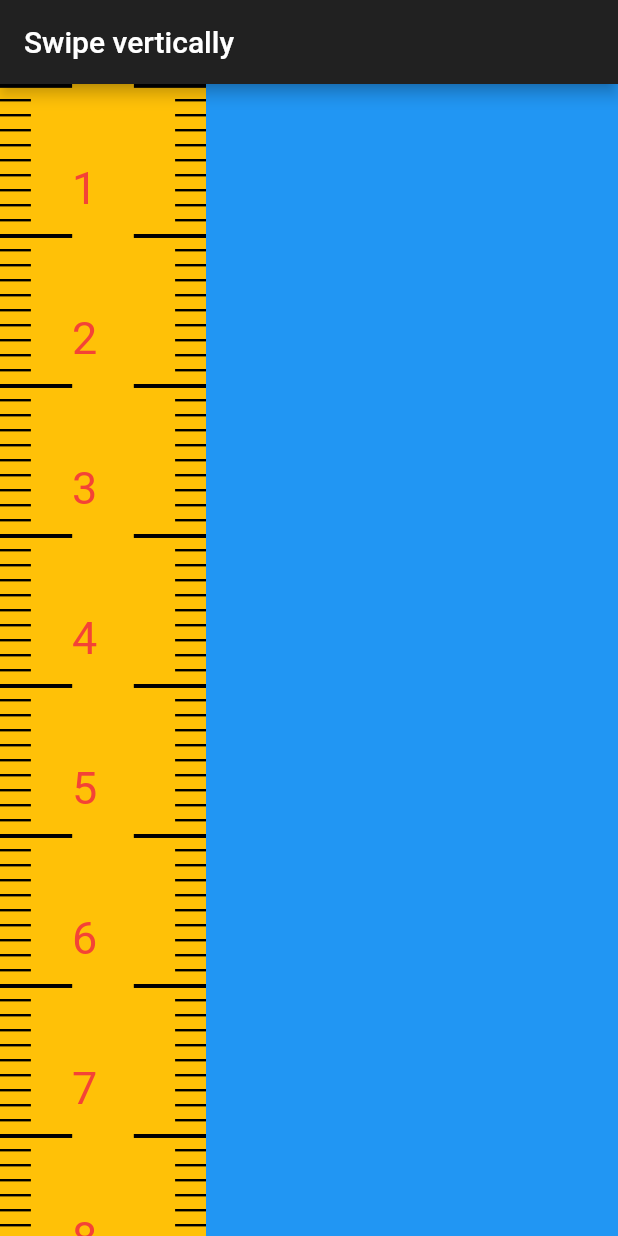
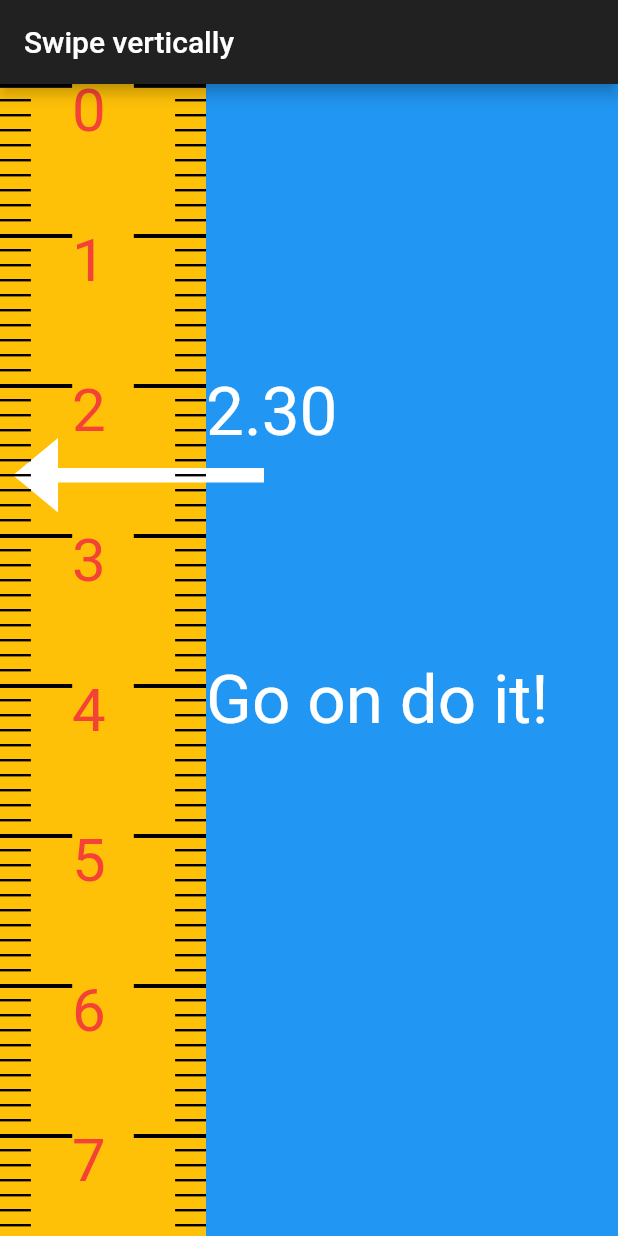
Before and after one commit to 4amVim/flutterStarter, a Flutter app: the screen it shows after launch, on a phone screen of 412 x 824 dp. Run offline on Flutter 3.47's test engine with Material 2 defaults, Android fonts, the phone set to English and light mode, and no system bars.

Commit message:
feat: :tada: added text reading

```diff
--- a/lib/main.dart
+++ b/lib/main.dart
@@ -42,11 +42,31 @@ class _OnboardingPageState extends State<OnboardingPage> {
                                   width: constraints.maxWidth / 3,
                                   height: constraints.maxHeight),
                             ),
-                            Align(
-                                alignment: FractionalOffset(
-                                    constraints.maxWidth / 3,
-                                    constraints.maxHeight / 2),
-                                child: Text(_debugText))
+                            Positioned(
+                                left: constraints.maxWidth / 3,
+                                top: constraints.maxHeight / 2,
+                                right: 0,
+
+                                // alignment: AlignmentDirectional(
+                                //     constraints.maxWidth / 3, 50),
+                                child: Text(_debugText,
+                                    softWrap: true,
+                                    style: TextStyle(fontSize: 45))),
+                            Positioned(
+                                left: constraints.maxWidth / 3,
+                                top: constraints.maxHeight / 4,
+                                right: 0,
+
+                                // alignment: AlignmentDirectional(
+                                //     constraints.maxWidth / 3, 50),
+                                child: Text(
+                                    ((-TapeMeasurePaint.start -
+                                                TapeMeasurePaint.offset +
+                                                230) /
+                                            100)
+                                        .toStringAsFixed(2),
+                                    softWrap: true,
+                                    style: TextStyle(fontSize: 45))),
                           ]))))));
 
   ///
@@ -54,29 +74,28 @@ class _OnboardingPageState extends State<OnboardingPage> {
       behavior: HitTestBehavior.opaque,
       onPointerDown: (details) => touchStart = details.localPosition,
       onPointerMove: (details) => setState(() {
-            TapeMeasure.offsetBy((details.localPosition.dy - touchStart.dy));
-            _debugText = TapeMeasure.string +
+            TapeMeasurePaint.offsetBy(
+                (details.localPosition.dy - touchStart.dy));
+            _debugText = TapeMeasurePaint.string +
                 ' loopTime:' +
-                (TapeMeasure.looptime?.inMilliseconds.toString() ??
+                (TapeMeasurePaint.looptime?.inMilliseconds.toString() ??
                     'undefined');
           }),
       onPointerUp: (_) => setState(() {
-            TapeMeasure.shiftStart();
-            _debugText = TapeMeasure.string;
+            TapeMeasurePaint.shiftStart();
+            _debugText = TapeMeasurePaint.string;
           }),
       child: Container(
           height: height,
           // width: width,
           // color: Colors.black,
           child: CustomPaint(
-            painter: TapeMeasure(),
-            child: Container(
-              width: width,
-            ),
+            painter: TapeMeasurePaint(),
+            child: Container(width: width),
           )));
 }
 
-class TapeMeasure extends CustomPainter {
+class TapeMeasurePaint extends CustomPainter {
   static double offset = 0;
   static double start = 0;
 
@@ -84,8 +103,18 @@ class TapeMeasure extends CustomPainter {
 
   @override
   void paint(Canvas canvas, Size size) {
+    var arrowPath = Path()
+      ..addRect(Offset(size.width / 2, size.height / 3) &
+          Size(size.width, size.height / 80))
+      ..lineTo(size.width / 2, -20 + size.height / 3) //?Line up
+      ..lineTo(-30 + size.width / 2, (163 * size.height / 480))
+      ..lineTo(size.width / 2, 20 + (83 * size.height / 240));
+
     canvas //? Color the background, centre x-axis and do x-translation
       ..drawRect(Offset.zero & size, Paint()..color = Colors.amber)
+      ..translate(-30, 0)
+      ..drawPath(arrowPath, Paint()..color = Colors.white)
+      ..translate(30, 0)
       ..translate(size.width, .0) //? Vertically centre the x-axis
       ..translate(0, start) //? Offset the start (to persist between touches)
       ..translate(0, offset) //? immidiate offset for current fingering
@@ -100,14 +129,14 @@ class TapeMeasure extends CustomPainter {
       Rect tensLine(double xOffset) =>
           Offset(xOffset, 0) & Size(2.56, 0.35 * size.width);
       //Label them
-      double fontSize = 30; //size.width*0.2>
+      double fontSize = 40; //size.width*0.2>
       void tensText(double xOffset, int no) => TextPainter(
           text: TextSpan(
               text: no.toString(),
               style: TextStyle(fontSize: fontSize, color: Colors.red)),
           textDirection: TextDirection.ltr)
         ..layout(minWidth: size.width * 0.2, maxWidth: size.width * 0.8)
-        ..paint(cvs, Offset(-0.65 * size.width, xOffset - 0.35 * size.width));
+        ..paint(cvs, Offset(-0.65 * size.width, xOffset - 0.04 * size.width));
       print(size.width * 0.2);
 
       // Draw shorter lines for units
@@ -134,7 +163,7 @@ class TapeMeasure extends CustomPainter {
       return cvs;
     }
 
-    _addSegmentsAbove(canvas, 90, true);
+    _addSegmentsAbove(canvas, 250, true);
 
     ///*Remember that co-ords are [x,y,z,1] to be multiplied from the left
     var startTime = DateTime.now();
@@ -144,11 +173,11 @@ class TapeMeasure extends CustomPainter {
     canvas.transform(poka.storage);
 
     looptime = DateTime.now().difference(startTime);
-    _addSegmentsAbove(canvas, 90, false);
+    _addSegmentsAbove(canvas, 250, false);
   }
 
   @override
-  bool shouldRepaint(TapeMeasure oldDelegate) => false;
+  bool shouldRepaint(TapeMeasurePaint oldDelegate) => false;
 
   static void offsetBy(double displacement) => offset = displacement;
 
```
